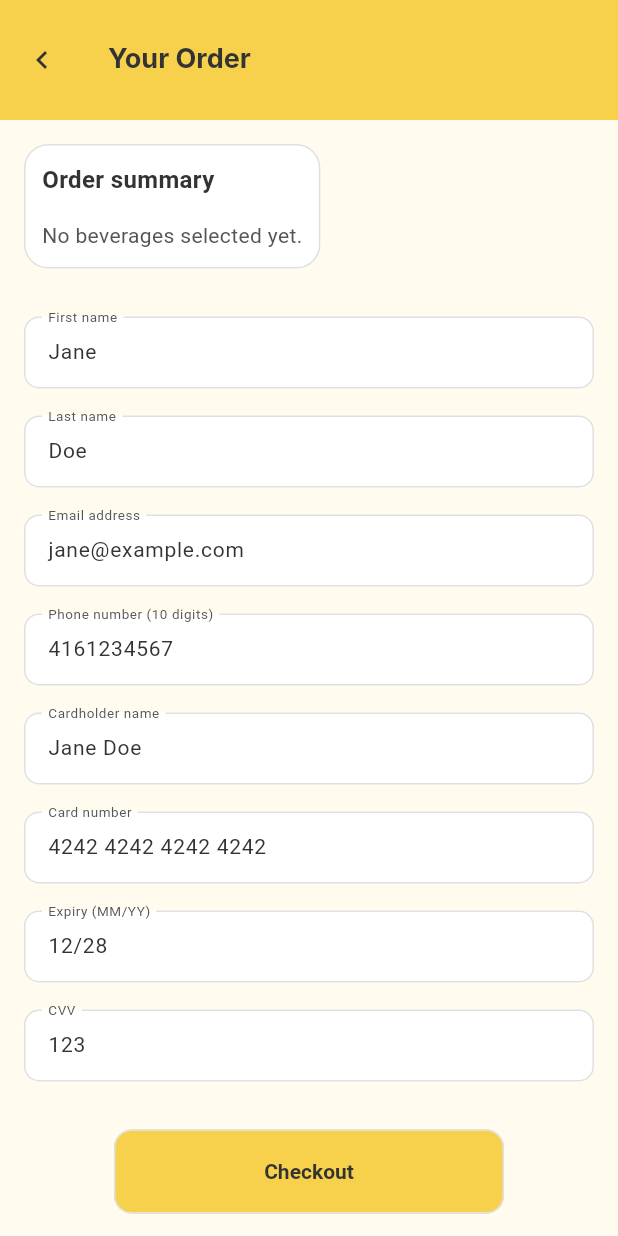
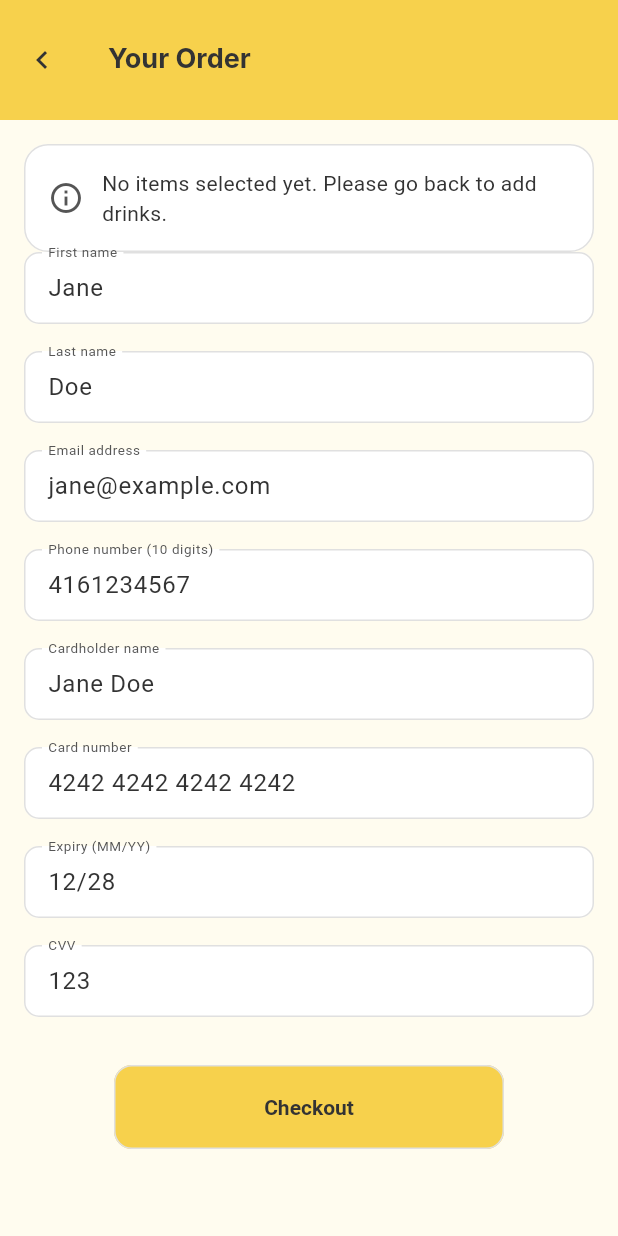
Before and after one commit to levi-l-damian/digital_lemonade_stand, a Flutter app: the OrderScreen screen opened by its route, on a phone screen of 412 x 824 dp. Run offline on Flutter 3.47's test engine with Material 3 defaults, Android fonts, the phone set to English and light mode, and no system bars; our stand-ins replace flutter_riverpod, go_router; missing offline and left inert: window_size.

Commit message:
Code revised and optimezed

```diff
--- a/lib/providers/beverage_providers.dart
+++ b/lib/providers/beverage_providers.dart
@@ -1,31 +1,84 @@
 import 'package:flutter_riverpod/flutter_riverpod.dart';
 
-import '../models/beverage.dart';
+class BeverageDefinition {
+  const BeverageDefinition({
+    required this.title,
+    required this.prices,
+  });
 
-const _beverages = [
-  Beverage(
-    title: 'Classic Lemonade',
-    prices: {'S': 2.49, 'M': 3.49, 'L': 4.49},
-  ),
-  Beverage(
-    title: 'Strawberry Lemonade',
-    prices: {'S': 2.99, 'M': 3.99, 'L': 4.99},
-  ),
-  Beverage(
-    title: 'Mint Limeade',
-    prices: {'S': 2.79, 'M': 3.79, 'L': 4.79},
-  ),
-  Beverage(
-    title: 'Sparkling Lemonade',
-    prices: {'S': 3.29, 'M': 4.29, 'L': 5.29},
-  ),
-];
+  final String title;
+  final Map<String, double> prices;
+}
 
-final beveragesProvider = Provider<List<Beverage>>((ref) => _beverages);
+class BeverageSelection {
+  const BeverageSelection({
+    required this.beverageTitle,
+    required this.size,
+    required this.quantity,
+    required this.unitPrice,
+  });
+
+  final String beverageTitle;
+  final String size;
+  final int quantity;
+  final double unitPrice;
+
+  double get totalPrice => unitPrice * quantity;
+}
+
+final beveragesProvider = Provider<List<BeverageDefinition>>(
+  (ref) => _beverages,
+);
+
+final beverageQuantitiesProvider =
+    StateNotifierProvider<BeverageQuantitiesNotifier, Map<String, Map<String, int>>>(
+  (ref) => BeverageQuantitiesNotifier(ref.watch(beveragesProvider)),
+);
+
+final hasSelectionsProvider = Provider<bool>((ref) {
+  final quantities = ref.watch(beverageQuantitiesProvider);
+  for (final beverageEntry in quantities.values) {
+    for (final quantity in beverageEntry.values) {
+      if (quantity > 0) return true;
+    }
+  }
+  return false;
+});
+
+final selectedItemsProvider = Provider<List<BeverageSelection>>((ref) {
+  final beverages = ref.watch(beveragesProvider);
+  final quantities = ref.watch(beverageQuantitiesProvider);
+
+  final List<BeverageSelection> selections = [];
+
+  for (final beverage in beverages) {
+    final beverageQuantities = quantities[beverage.title];
+    if (beverageQuantities == null) continue;
+
+    for (final entry in beverageQuantities.entries) {
+      final qty = entry.value;
+      if (qty <= 0) continue;
+      final size = entry.key;
+      final price = beverage.prices[size];
+      if (price == null) continue;
+
+      selections.add(
+        BeverageSelection(
+          beverageTitle: beverage.title,
+          size: size,
+          quantity: qty,
+          unitPrice: price,
+        ),
+      );
+    }
+  }
+
+  return selections;
+});
 
 class BeverageQuantitiesNotifier
     extends StateNotifier<Map<String, Map<String, int>>> {
-  BeverageQuantitiesNotifier(List<Beverage> beverages)
+  BeverageQuantitiesNotifier(List<BeverageDefinition> beverages)
       : super({
           for (final beverage in beverages)
             beverage.title: {
@@ -33,46 +86,48 @@ class BeverageQuantitiesNotifier
             },
         });
 
-  void setQuantity({
-    required String beverageTitle,
-    required String size,
-    required int quantity,
-  }) {
-    final normalized = quantity.clamp(0, 999);
-    final beverage = state[beverageTitle];
-    if (beverage == null || !beverage.containsKey(size)) return;
+  void updateQuantity(String beverageTitle, String size, int quantity) {
+    final beverageQuantities = state[beverageTitle];
+    if (beverageQuantities == null) return;
+
+    final updatedBeverage = Map<String, int>.from(beverageQuantities)
+      ..[size] = quantity;
     state = {
       ...state,
-      beverageTitle: {
-        ...beverage,
-        size: normalized,
-      },
+      beverageTitle: updatedBeverage,
     };
   }
 
   void resetBeverage(String beverageTitle) {
-    final beverage = state[beverageTitle];
-    if (beverage == null) return;
+    final beverageQuantities = state[beverageTitle];
+    if (beverageQuantities == null) return;
+
+    final resetQuantities = {
+      for (final entry in beverageQuantities.entries) entry.key: 0,
+    };
+
     state = {
       ...state,
-      beverageTitle: {
-        for (final entry in beverage.entries) entry.key: 0,
-      },
+      beverageTitle: resetQuantities,
     };
   }
 }
 
-final beverageQuantitiesProvider = StateNotifierProvider<
-    BeverageQuantitiesNotifier, Map<String, Map<String, int>>>(
-  (ref) => BeverageQuantitiesNotifier(ref.watch(beveragesProvider)),
-);
-
-final hasSelectionsProvider = Provider<bool>((ref) {
-  final quantities = ref.watch(beverageQuantitiesProvider);
-  for (final beverage in quantities.values) {
-    for (final qty in beverage.values) {
-      if (qty > 0) return true;
-    }
-  }
-  return false;
-});
+const List<BeverageDefinition> _beverages = [
+  BeverageDefinition(
+    title: 'Classic Lemonade',
+    prices: {'S': 2.49, 'M': 3.49, 'L': 4.49},
+  ),
+  BeverageDefinition(
+    title: 'Strawberry Lemonade',
+    prices: {'S': 2.99, 'M': 3.99, 'L': 4.99},
+  ),
+  BeverageDefinition(
+    title: 'Mint Limeade',
+    prices: {'S': 2.79, 'M': 3.79, 'L': 4.79},
+  ),
+  BeverageDefinition(
+    title: 'Sparkling Lemonade',
+    prices: {'S': 3.29, 'M': 4.29, 'L': 5.29},
+  ),
+];
--- a/lib/screens/order_screen.dart
+++ b/lib/screens/order_screen.dart
@@ -2,7 +2,6 @@ import 'package:flutter/material.dart';
 import 'package:flutter_riverpod/flutter_riverpod.dart';
 import 'package:go_router/go_router.dart';
 
-import '../models/beverage.dart';
 import '../providers/beverage_providers.dart';
 import '../tokens.dart';
 import '../widgets/checkout_button.dart';
@@ -13,9 +12,11 @@ class OrderScreen extends ConsumerWidget {
 
   @override
   Widget build(BuildContext context, WidgetRef ref) {
-    final beverages = ref.watch(beveragesProvider);
-    final quantities = ref.watch(beverageQuantitiesProvider);
-    final summary = _buildSummary(beverages, quantities);
+    final selectedItems = ref.watch(selectedItemsProvider);
+    final total = selectedItems.fold<double>(
+      0,
+      (sum, item) => sum + item.totalPrice,
+    );
 
     return Scaffold(
       appBar: AppBar(
@@ -40,8 +41,11 @@ class OrderScreen extends ConsumerWidget {
             child: Column(
               crossAxisAlignment: CrossAxisAlignment.start,
               children: [
-                OrderSummaryCard(summary: summary),
-                const SizedBox(height: 32),
+                _OrderSummary(
+                  items: selectedItems,
+                  total: total,
+                ),
+                if (selectedItems.isNotEmpty) const SizedBox(height: 24),
                 Wrap(
                   spacing: spacing,
                   runSpacing: 18,
@@ -62,7 +66,8 @@ class OrderScreen extends ConsumerWidget {
                   child: ConstrainedBox(
                     constraints: const BoxConstraints(maxWidth: 260),
                     child: CheckoutButton(
-                      onPressed: () => context.pop(),
+                      onPressed:
+                          selectedItems.isEmpty ? null : () => context.pop(),
                     ),
                   ),
                 ),
@@ -73,176 +78,6 @@ class OrderScreen extends ConsumerWidget {
       ),
     );
   }
-}
-
-class OrderSummaryCard extends StatelessWidget {
-  const OrderSummaryCard({super.key, required this.summary});
-
-  final OrderSummary summary;
-
-  @override
-  Widget build(BuildContext context) {
-    final children = <Widget>[
-      const Text(
-        'Order summary',
-        style: TextStyle(
-          fontWeight: FontWeight.w700,
-          fontSize: 16,
-          color: Tokens.text,
-        ),
-      ),
-      const SizedBox(height: 16),
-    ];
-
-    if (summary.lines.isEmpty) {
-      children.addAll(const [
-        Text(
-          'No beverages selected yet.',
-          style: TextStyle(color: Tokens.muted, fontSize: 14),
-        ),
-      ]);
-    } else {
-      final entries = summary.groupedLines.entries.toList();
-      for (var entryIndex = 0; entryIndex < entries.length; entryIndex++) {
-        final entry = entries[entryIndex];
-        children.add(Text(
-          entry.key,
-          style: const TextStyle(
-            fontWeight: FontWeight.w600,
-            fontSize: 14,
-            color: Tokens.text,
-          ),
-        ));
-        children.add(const SizedBox(height: 8));
-
-        final lines = entry.value;
-        for (var lineIndex = 0; lineIndex < lines.length; lineIndex++) {
-          final line = lines[lineIndex];
-          children.add(
-            Row(
-              children: [
-                Text(
-                  '${line.size} • ${line.quantity}x',
-                  style: const TextStyle(fontSize: 12, color: Tokens.muted),
-                ),
-                const Spacer(),
-                Text(
-                  '\$${line.subtotal.toStringAsFixed(2)}',
-                  style: const TextStyle(
-                    fontSize: 12,
-                    fontWeight: FontWeight.w600,
-                    color: Tokens.text,
-                  ),
-                ),
-              ],
-            ),
-          );
-          if (lineIndex != lines.length - 1) {
-            children.add(const SizedBox(height: 6));
-          }
-        }
-
-        if (entryIndex != entries.length - 1) {
-          children.add(const SizedBox(height: 12));
-        }
-      }
-
-      children.addAll([
-        const SizedBox(height: 12),
-        const Divider(),
-        const SizedBox(height: 12),
-        Row(
-          children: [
-            const Text(
-              'Total',
-              style: TextStyle(
-                fontWeight: FontWeight.w700,
-                fontSize: 14,
-                color: Tokens.text,
-              ),
-            ),
-            const Spacer(),
-            Text(
-              '\$${summary.total.toStringAsFixed(2)}',
-              style: const TextStyle(
-                fontWeight: FontWeight.w700,
-                fontSize: 14,
-                color: Tokens.text,
-              ),
-            ),
-          ],
-        ),
-      ]);
-    }
-
-    return Card(
-      child: Padding(
-        padding: const EdgeInsets.all(Tokens.pCard),
-        child: Column(
-          crossAxisAlignment: CrossAxisAlignment.start,
-          children: children,
-        ),
-      ),
-    );
-  }
-}
-
-OrderSummary _buildSummary(
-  List<Beverage> beverages,
-  Map<String, Map<String, int>> quantities,
-) {
-  final lines = <OrderLine>[];
-  for (final beverage in beverages) {
-    final beverageQuantities = quantities[beverage.title];
-    if (beverageQuantities == null) continue;
-    for (final entry in beverageQuantities.entries) {
-      final quantity = entry.value;
-      if (quantity <= 0) continue;
-      final price = beverage.prices[entry.key] ?? 0;
-      lines.add(
-        OrderLine(
-          beverageTitle: beverage.title,
-          size: entry.key,
-          quantity: quantity,
-          price: price,
-        ),
-      );
-    }
-  }
-  return OrderSummary(lines);
-}
-
-class OrderSummary {
-  OrderSummary(this.lines);
-
-  final List<OrderLine> lines;
-
-  Map<String, List<OrderLine>> get groupedLines {
-    final map = <String, List<OrderLine>>{};
-    for (final line in lines) {
-      map.putIfAbsent(line.beverageTitle, () => []).add(line);
-    }
-    return map;
-  }
-
-  double get total =>
-      lines.fold(0, (previous, line) => previous + line.subtotal);
-}
-
-class OrderLine {
-  OrderLine({
-    required this.beverageTitle,
-    required this.size,
-    required this.quantity,
-    required this.price,
-  });
-
-  final String beverageTitle;
-  final String size;
-  final int quantity;
-  final double price;
-
-  double get subtotal => price * quantity;
 }
 
 class _OrderFieldData {
@@ -295,3 +130,107 @@ const _orderFields = [
     keyboardType: TextInputType.number,
   ),
 ];
+
+class _OrderSummary extends StatelessWidget {
+  const _OrderSummary({
+    required this.items,
+    required this.total,
+  });
+
+  final List<BeverageSelection> items;
+  final double total;
+
+  @override
+  Widget build(BuildContext context) {
+    if (items.isEmpty) {
+      return Card(
+        child: Padding(
+          padding: const EdgeInsets.all(16),
+          child: Row(
+            children: [
+              const Icon(Icons.info_outline, color: Tokens.muted),
+              const SizedBox(width: 12),
+              Expanded(
+                child: Text(
+                  'No items selected yet. Please go back to add drinks.',
+                  style: Theme.of(context).textTheme.bodyMedium,
+                ),
+              ),
+            ],
+          ),
+        ),
+      );
+    }
+
+    return Card(
+      child: Padding(
+        padding: const EdgeInsets.all(16),
+        child: Column(
+          crossAxisAlignment: CrossAxisAlignment.start,
+          children: [
+            Text(
+              'Your Items',
+              style: Theme.of(context).textTheme.titleMedium?.copyWith(
+                    fontWeight: FontWeight.w600,
+                    color: Tokens.muted,
+                  ),
+            ),
+            const SizedBox(height: 12),
+            for (final item in items) ...[
+              _OrderItemRow(item: item),
+              if (item != items.last) const SizedBox(height: 8),
+            ],
+            const Divider(height: 24),
+            Row(
+              mainAxisAlignment: MainAxisAlignment.spaceBetween,
+              children: [
+                Text(
+                  'Total',
+                  style: Theme.of(context).textTheme.titleMedium?.copyWith(
+                        fontWeight: FontWeight.w700,
+                      ),
+                ),
+                Text(
+                  '\$${total.toStringAsFixed(2)}',
+                  style: Theme.of(context).textTheme.titleMedium?.copyWith(
+                        fontWeight: FontWeight.w700,
+                      ),
+                ),
+              ],
+            ),
+          ],
+        ),
+      ),
+    );
+  }
+}
+
+class _OrderItemRow extends StatelessWidget {
+  const _OrderItemRow({required this.item});
+
+  final BeverageSelection item;
+
+  @override
+  Widget build(BuildContext context) {
+    final theme = Theme.of(context);
+    return Row(
+      mainAxisAlignment: MainAxisAlignment.spaceBetween,
+      crossAxisAlignment: CrossAxisAlignment.start,
+      children: [
+        Expanded(
+          child: Text(
+            '${item.quantity} × ${item.beverageTitle} (${item.size})',
+            style: theme.textTheme.bodyMedium,
+          ),
+        ),
+        const SizedBox(width: 12),
+        Text(
+          '\$${item.totalPrice.toStringAsFixed(2)}',
+          style: theme.textTheme.bodyMedium?.copyWith(
+                fontWeight: FontWeight.w600,
+              ),
+        ),
+      ],
+    );
+  }
+}
--- a/lib/widgets/checkout_button.dart
+++ b/lib/widgets/checkout_button.dart
@@ -8,7 +8,7 @@ class CheckoutButton extends StatelessWidget {
     required this.onPressed,
   });
 
-  final VoidCallback onPressed;
+  final VoidCallback? onPressed;
 
   @override
   Widget build(BuildContext context) {
--- a/lib/widgets/order_field.dart
+++ b/lib/widgets/order_field.dart
@@ -1,33 +1,31 @@
 import 'package:flutter/material.dart';
 
-import '../tokens.dart';
-
+/// Simple text field used on the order screen to keep styling consistent.
 class OrderField extends StatelessWidget {
   const OrderField({
     super.key,
     required this.label,
-    this.hint,
     this.initialValue,
     this.keyboardType,
+    this.textInputAction,
+    this.obscureText = false,
   });
 
   final String label;
-  final String? hint;
   final String? initialValue;
   final TextInputType? keyboardType;
+  final TextInputAction? textInputAction;
+  final bool obscureText;
 
   @override
   Widget build(BuildContext context) {
     return TextFormField(
       initialValue: initialValue,
       keyboardType: keyboardType,
+      textInputAction: textInputAction,
+      obscureText: obscureText,
       decoration: InputDecoration(
         labelText: label,
-        hintText: hint,
-      ),
-      style: const TextStyle(
-        fontSize: 14,
-        color: Tokens.text,
       ),
     );
   }
--- a/pubspec.yaml
+++ b/pubspec.yaml
@@ -11,6 +11,7 @@ dependencies:
     sdk: flutter
   go_router: ^14.1.4
   flutter_riverpod: ^2.5.1
+  window_size: ^0.1.0
 
 dev_dependencies:
   flutter_test:
```
Also changed, not shown: lib/app_router.dart (+5 -3 lines), lib/main.dart (+10 -1 lines), lib/routes.dart (+6 -1 lines), lib/screens/home_screen.dart (+16 -17 lines), pubspec.lock, 14 other files.
